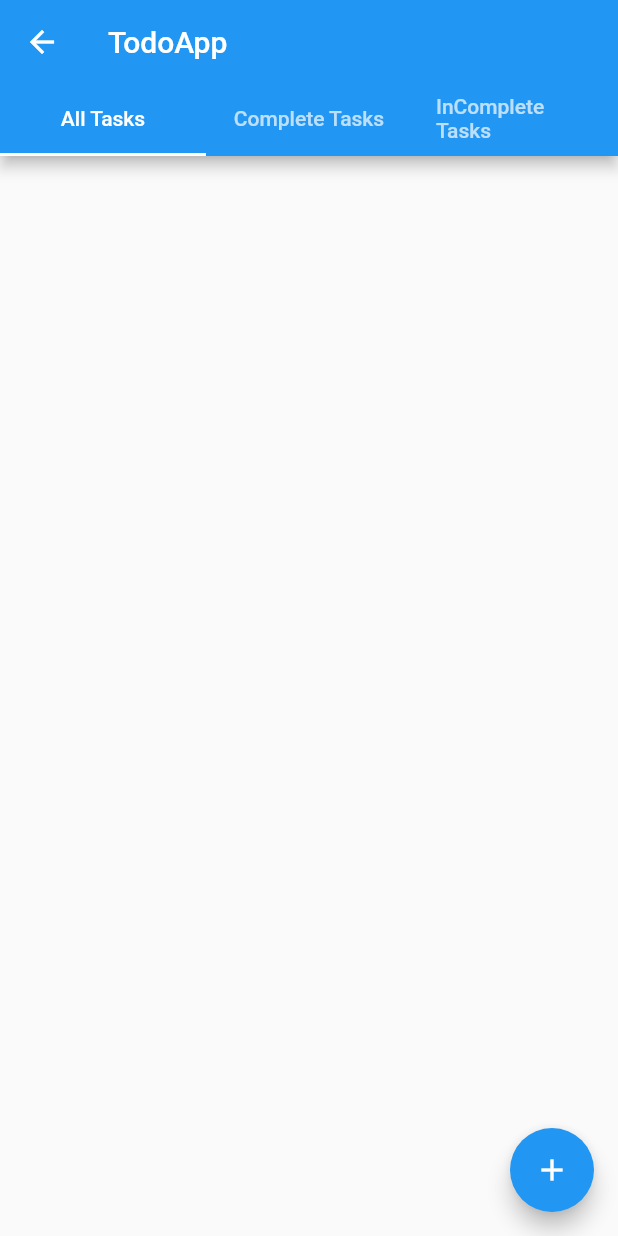
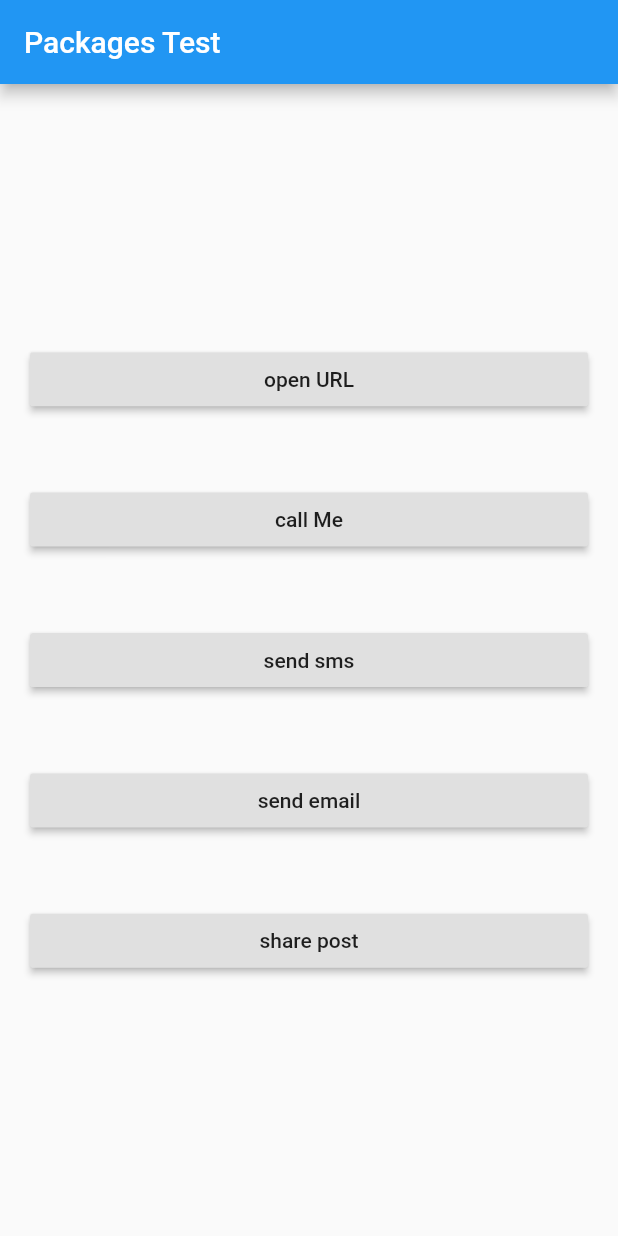
Before and after one commit to shadysamara/new_flutter_gsg, a Flutter app: the screen it shows after launch, on a phone screen of 412 x 824 dp. Run offline on Flutter 3.47's test engine with Material 2 defaults, Android fonts, the phone set to English and light mode, and no system bars; our stand-ins replace auto_route, file_picker, flutter_screenutil, flutter_svg, get, image_picker and 4 more; accounts and stored records are empty.

Commit message:
packages

```diff
--- a/lib/main.dart
+++ b/lib/main.dart
@@ -1,5 +1,8 @@
+import 'dart:io';
+
 import 'package:flutter/material.dart';
 import 'package:gsg_flutter/excersice/ui/pages/excersice_page.dart';
+import 'package:gsg_flutter/packagesGsg.dart';
 import 'package:gsg_flutter/todo_app/providers/database_provider.dart';
 import 'package:gsg_flutter/todo_app/services/db_helper.dart';
 import 'package:gsg_flutter/todo_app/services/task_db_helper.dart';
@@ -7,8 +10,11 @@ import 'package:gsg_flutter/todo_app/providers/todo_provider.dart';
 import 'package:gsg_flutter/todo_app/delteted/shared_test.dart';
 import 'package:gsg_flutter/todo_app/delteted/sp_helper.dart';
 import 'package:gsg_flutter/todo_app/ui/screens/splach.dart';
+import 'package:image_picker/image_picker.dart';
 import 'package:localize_and_translate/localize_and_translate.dart';
 import 'package:provider/provider.dart';
+import 'package:share/share.dart';
+import 'package:url_launcher/url_launcher.dart';
 
 void main() async {
   WidgetsFlutterBinding.ensureInitialized();
@@ -30,7 +36,7 @@ class MyApp extends StatelessWidget {
         return DatabaseProvider();
       },
       child: MaterialApp(
-        home: SplachScreen(),
+        home: PackagesGsk(),
         localizationsDelegates: translator.delegates, // Android + iOS Delegates
         locale: translator.locale, // Active locale
         supportedLocales: translator.locals(),
@@ -38,3 +44,83 @@ class MyApp extends StatelessWidget {
     );
   }
 }
+
+class PackagesTest extends StatelessWidget {
+  _launchURLInWebsite(String url) async {
+    const url = 'https://flutter.dev';
+    if (await canLaunch(url)) {
+      await launch(url);
+    } else {
+      throw 'Could not launch $url';
+    }
+  }
+
+  Future<void> _launchInWebViewWithJavaScript(String url) async {
+    if (await canLaunch(url)) {
+      await launch(url,
+          forceWebView: true,
+          enableJavaScript: true,
+          webOnlyWindowName: 'shady');
+    } else {
+      throw 'Could not launch $url';
+    }
+  }
+
+  _makeCall(int phoneNumber) async {
+    if (await canLaunch('tel:$phoneNumber')) {
+      await launch('tel:$phoneNumber');
+    } else {
+      print('we cant');
+    }
+  }
+
+  _sendEmail(String email, String title, String content) async {
+    final Uri _emailLaunchUri = Uri(
+        scheme: 'mailto',
+        path: 'ahmed@gmail.com',
+        queryParameters: {
+          'subject': 'Example Subject & Symbols are allowed!',
+          'body': 'hello'
+        });
+
+    if (await canLaunch(_emailLaunchUri.toString())) {
+      await launch(_emailLaunchUri.toString());
+    } else {
+      throw 'Could not launch $_emailLaunchUri';
+    }
+  }
+
+  sendSms(int number, String content) async {
+    final Uri _smsUri =
+        Uri(scheme: 'sms', path: '$number', queryParameters: {'body': 'hello'});
+    if (await canLaunch(_smsUri.toString())) {
+      await launch(_smsUri.toString());
+    } else {
+      print('we cant');
+    }
+  }
+
+  shareContent({String Content}) async {
+    PickedFile pickedFile =
+        await ImagePicker().getImage(source: ImageSource.camera);
+    File file = File(pickedFile.path);
+    Share.shareFiles(['${file.path}'], text: 'Great picture');
+  }
+
+  @override
+  Widget build(BuildContext context) {
+    // TODO: implement build
+    return Scaffold(
+      appBar: AppBar(title: Text('Packages')),
+      body: Column(
+        crossAxisAlignment: CrossAxisAlignment.stretch,
+        mainAxisAlignment: MainAxisAlignment.center,
+        children: [
+          RaisedButton(onPressed: () {
+            shareContent();
+          })
+        ],
+      ),
+    );
+  }
+}
--- /dev/null
+++ b/lib/packagesGsg.dart
@@ -0,0 +1,100 @@
+import 'package:flutter/material.dart';
+import 'package:image_picker/image_picker.dart';
+import 'package:share/share.dart';
+import 'package:url_launcher/url_launcher.dart';
+
+class PackagesGsk extends StatelessWidget {
+  sharePhoto() async {
+    PickedFile pickedFile =
+        await ImagePicker().getImage(source: ImageSource.camera);
+    Share.shareFiles(['${pickedFile.path}'],
+        text: 'Great picture', subject: 'subject');
+  }
+
+  sharePost(String post) {
+    Share.share(post);
+  }
+
+  makeCall(int phoneNumber) async {
+    if (await canLaunch('tel:$phoneNumber')) {
+      await launch('tel:$phoneNumber');
+    } else {
+      print('phone cant open this url');
+    }
+  }
+
+  sendSms(int number, String content) async {
+    Uri uri = Uri(
+        scheme: 'sms',
+        path: '$number',
+        queryParameters: {'body': 'hello this is my first sms'});
+    if (await canLaunch(uri.toString())) {
+      await launch(uri.toString());
+    } else {
+      print('phone cant open this url');
+    }
+  }
+
+  sendEmail(String otherEmail, String title, String body) async {
+    Uri uri = Uri(
+        scheme: 'mailto', path: otherEmail, query: 'subject=$title&body=$body');
+    if (await canLaunch(uri.toString())) {
+      await launch(uri.toString());
+    } else {
+      print('phone cant open this url');
+    }
+  }
+
+  openUrl(String url) async {
+    if (await canLaunch(url)) {
+      await launch(url, forceWebView: true);
+    } else {
+      print('phone cant open this url');
+    }
+  }
+
+  @override
+  Widget build(BuildContext context) {
+    // TODO: implement build
+    return Scaffold(
+      appBar: AppBar(
+        title: Text('Packages Test'),
+      ),
+      body: Container(
+        padding: EdgeInsets.symmetric(horizontal: 20, vertical: 150),
+        child: Column(
+          mainAxisAlignment: MainAxisAlignment.spaceAround,
+          crossAxisAlignment: CrossAxisAlignment.stretch,
+          children: [
+            RaisedButton(
+                child: Text('open URL'),
+                onPressed: () {
+                  openUrl('https://pub.dev/packages/url_launcher');
+                }),
+            RaisedButton(
+                child: Text('call Me'),
+                onPressed: () {
+                  makeCall(972592111111);
+                }),
+            RaisedButton(
+                child: Text('send sms'),
+                onPressed: () {
+                  sendSms(972592111111, 'ths is my sms');
+                }),
+            RaisedButton(
+                child: Text('send email'),
+                onPressed: () {
+                  sendEmail('ameer.hopi@gmail.com', 'test email',
+                      'this is just test email for you');
+                }),
+            RaisedButton(
+                child: Text('share post'),
+                onPressed: () {
+                  sharePhoto();
+                })
+          ],
+        ),
+      ),
+    );
+  }
+}
--- a/pubspec.yaml
+++ b/pubspec.yaml
@@ -32,6 +32,9 @@ dependencies:
   path_provider: ^1.6.24
   file_picker: ^2.1.4
   sqflite: ^1.3.2+1
+  url_launcher: ^5.7.10
+  share: ^0.6.5+4
+  image_picker: ^0.6.7+17
 
 
   # The following adds the Cupertino Icons font to your application.
@@ -43,6 +46,8 @@ dev_dependencies:
     sdk: flutter
   auto_route_generator: ^0.6.10
   build_runner:
+  hive_generator: ^0.8.2
+
 
 # For information on the generic Dart part of this file, see the
 # following page: https://dart.dev/tools/pub/pubspec
```
Also changed, not shown: lib/todo_app/services/hive_helper.dart (added), pubspec.lock, 1 other file.
